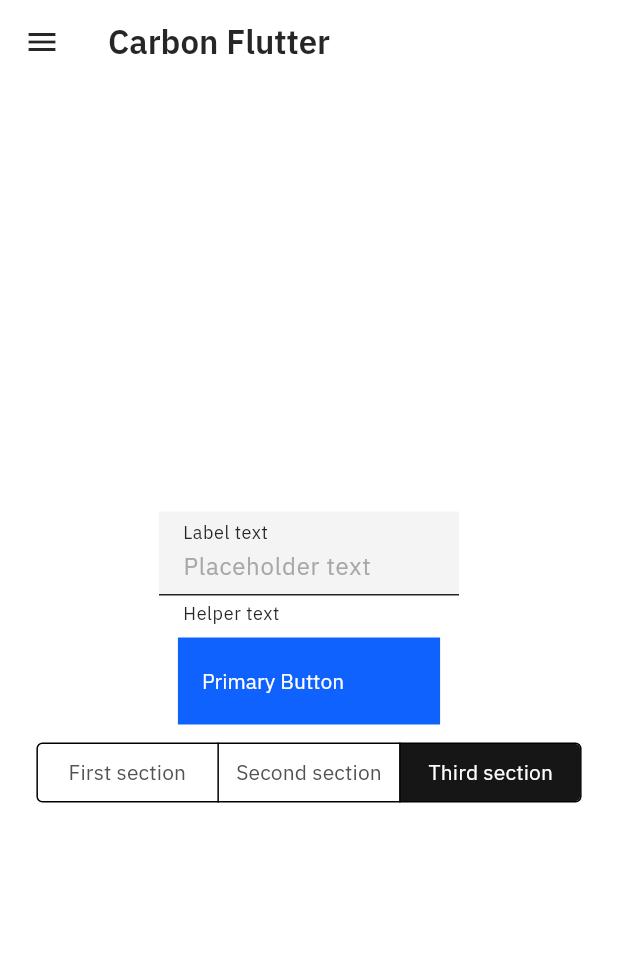
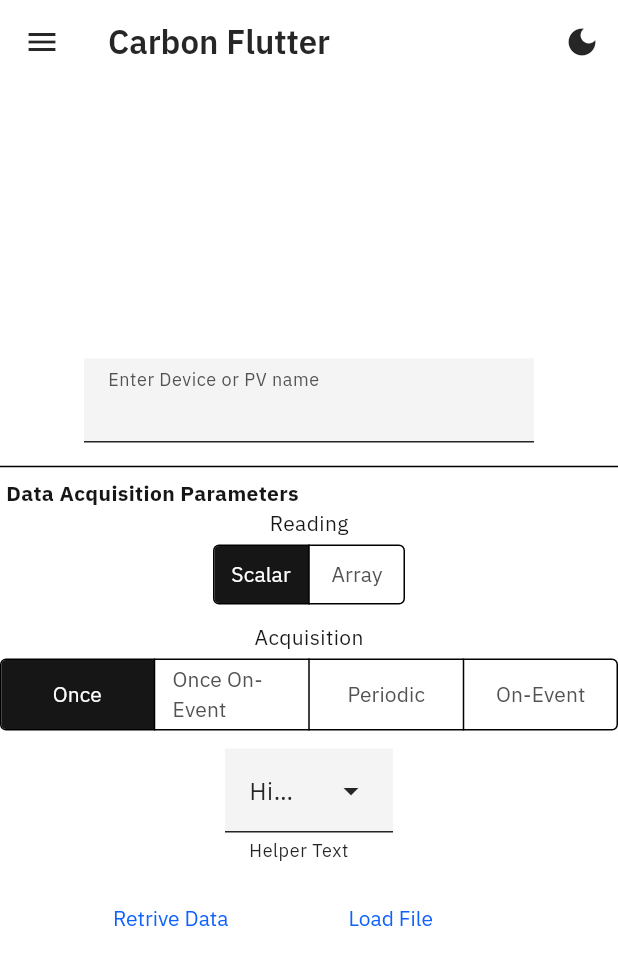
Before and after one commit to mguzman04/carbon-flutter, a Flutter app: the screen it shows after launch, on a phone screen of 412 x 824 dp. Shown: the top 965 px of the screen. Run offline on Flutter 3.47's test engine with Material 3 defaults, Android fonts, the phone set to English and light mode, and no system bars; project files that could hold a hidden picture were left out.

Commit message:
feat: Initial work on dropdown menu

```diff
--- a/example/lib/main.dart
+++ b/example/lib/main.dart
@@ -26,6 +26,7 @@ class MyApp extends StatelessWidget {
             colorScheme: ColorScheme.light(
               brightness: Brightness.light,
               primary: carbonBlue60,
+              // primary: carbonTheme.buttonPrimary,
               onPrimary: carbonWhite,
               secondary: carbonGray90,
               onSecondary: carbonWhite,
@@ -54,6 +55,7 @@ class MyApp extends StatelessWidget {
           themeMode:
               themeNotifier.themeMode, // Use the themeMode from the notifier
           home: const MyHomePage(title: 'Carbon Flutter'),
+          debugShowCheckedModeBanner: false,
         );
       },
     );
@@ -109,42 +111,86 @@ class _MyHomePageState extends State<MyHomePage> {
 
   @override
   Widget build(BuildContext context) {
+    final carbonTheme = Theme.of(context).extension<CarbonTheme>()!;
     return Scaffold(
       appBar: AppBar(
         backgroundColor: Theme.of(context).colorScheme.surface,
         title: Text(widget.title),
+        actions: [
+          IconButton(
+            onPressed: () => themeNotifier.toggleTheme(),
+            icon: Icon(
+              themeNotifier.themeMode == ThemeMode.dark
+                  ? Icons.light_mode
+                  : Icons.dark_mode,
+            ),
+          ),
+        ],
       ),
       drawer: Drawer(
         shape: RoundedRectangleBorder(borderRadius: BorderRadius.circular(0.0)),
-        child: IconButton(
-          onPressed: () => themeNotifier.toggleTheme(),
-          icon: Icon(
-            themeNotifier.themeMode == ThemeMode.dark
-                ? Icons.light_mode
-                : Icons.dark_mode,
-          ),
-        ),
       ),
       body: Center(
         child: Column(
           mainAxisAlignment: MainAxisAlignment.center,
           children: <Widget>[
             SizedBox(
-              width: 200.0, // Set your desired width
-              child: CarbonTextInput(),
+              width: 300.0, // Set your desired width
+              child: CarbonTextInput(labelText: 'Enter Device or PV name'),
             ),
             Padding(
               padding: EdgeInsetsGeometry.directional(top: 4.0, bottom: 4.0),
             ),
-            CarbonElevatedButton(
-              label: 'Primary Button',
-              onPressed: () => print('Carbon button pressed'),
-              type: CarbonButtonType.primary,
+            Divider(),
+            Row(
+              mainAxisAlignment: MainAxisAlignment.start,
+              children: [
+                Padding(padding: EdgeInsetsGeometry.directional(start: 4.0)),
+                Text(
+                  'Data Acquisition Parameters',
+                  style: TextStyle(
+                    color: carbonTheme.textPrimary,
+                    fontWeight: FontWeight.bold,
+                  ),
+                ),
+              ],
             ),
+            Text(
+              'Reading',
+              style: TextStyle(color: carbonTheme.textPrimary),
+              textAlign: TextAlign.start,
+            ),
+            ReadingSwitch(),
             Padding(
               padding: EdgeInsetsGeometry.directional(top: 4.0, bottom: 4.0),
             ),
-            ContextSwitch(),
+            Text(
+              'Acquisition',
+              style: TextStyle(color: carbonTheme.textPrimary),
+            ),
+            AcquisitionSwitch(),
+            Padding(
+              padding: EdgeInsetsGeometry.directional(top: 4.0, bottom: 4.0),
+            ),
+            CarbonDropdown(),
+            Padding(
+              padding: EdgeInsetsGeometry.directional(top: 4.0, bottom: 4.0),
+            ),
+            Row(
+              mainAxisAlignment: MainAxisAlignment.center,
+              children: [
+                CarbonElevatedButton(
+                  label: 'Retrive Data',
+                  onPressed: () => print('Retrieving Data'),
+                  type: CarbonButtonType.ghost,
+                ),
+                CarbonElevatedButton(
+                  label: 'Load File',
+                  onPressed: () => print('Loading File'),
+                  type: CarbonButtonType.ghost,
+                ),
+              ],
+            ),
           ],
         ),
       ),
@@ -152,15 +198,15 @@ class _MyHomePageState extends State<MyHomePage> {
   }
 }
 
-class ContextSwitch extends StatefulWidget {
-  const ContextSwitch({super.key});
+class ReadingSwitch extends StatefulWidget {
+  const ReadingSwitch({super.key});
 
   @override
-  State<ContextSwitch> createState() => _ContextSwitchState();
+  State<ReadingSwitch> createState() => _ReadingSwitchState();
 }
 
-class _ContextSwitchState extends State<ContextSwitch> {
-  var selectedSegment = 2;
+class _ReadingSwitchState extends State<ReadingSwitch> {
+  var selectedSegment = 0;
 
   @override
   Widget build(BuildContext context) {
@@ -169,11 +215,37 @@ class _ContextSwitchState extends State<ContextSwitch> {
         setState(() => selectedSegment = newSelection.first);
       },
       segments: [
-        ButtonSegment(value: 0, label: const Text('First section')),
-        ButtonSegment(value: 1, label: const Text('Second section')),
-        ButtonSegment(value: 2, label: const Text('Third section')),
+        ButtonSegment(value: 0, label: const Text('Scalar')),
+        ButtonSegment(value: 1, label: const Text('Array')),
       ],
       selected: {selectedSegment},
     );
   }
 }
+
+class AcquisitionSwitch extends StatefulWidget {
+  const AcquisitionSwitch({super.key});
+
+  @override
+  State<AcquisitionSwitch> createState() => _AcquisitionSwitchState();
+}
+
+class _AcquisitionSwitchState extends State<AcquisitionSwitch> {
+  var selectedSegment = 0;
+
+  @override
+  Widget build(BuildContext context) {
+    return CarbonContextSwitch(
+      onSelectionChanged: (Set<dynamic> newSelection) {
+        setState(() => selectedSegment = newSelection.first);
+      },
+      segments: [
+        ButtonSegment(value: 0, label: const Text('Once')),
+        ButtonSegment(value: 1, label: const Text('Once On-Event')),
+        ButtonSegment(value: 2, label: const Text('Periodic')),
+        ButtonSegment(value: 3, label: const Text('On-Event')),
+      ],
+      selected: {selectedSegment},
+    );
+  }
+}
--- /dev/null
+++ b/lib/src/widgets/carbon_dropdown.dart
@@ -0,0 +1,21 @@
+import 'package:flutter/material.dart';
+import 'package:carbon_flutter/src/themes/colors.dart';
+
+class CarbonDropdown extends StatelessWidget {
+  const CarbonDropdown({super.key});
+
+  @override
+  Widget build(BuildContext context) {
+    final carbonTheme = Theme.of(context).extension<CarbonTheme>()!;
+    return DropdownMenu(
+      hintText: 'Hint Text',
+      helperText: 'Helper Text',
+      dropdownMenuEntries: [],
+      inputDecorationTheme: InputDecorationTheme(
+        filled: true,
+        fillColor: carbonTheme.field01,
+        border: UnderlineInputBorder(borderRadius: BorderRadius.zero),
+      ),
+    );
+  }
+}
--- a/lib/src/widgets/carbon_text_input.dart
+++ b/lib/src/widgets/carbon_text_input.dart
@@ -22,11 +22,12 @@ class CarbonTextInput extends StatelessWidget {
       cursorColor: carbonTheme.textPrimary,
       cursorWidth: 1.0,
       decoration: InputDecoration(
-        labelText: 'Label text',
+        labelText: labelText,
+        labelStyle: TextStyle(color: carbonTheme.textSecondary),
         floatingLabelBehavior: FloatingLabelBehavior.always,
-        hintText: 'Placeholder text',
+        hintText: placeholderText,
         hintStyle: TextStyle(color: carbonTheme.textPlaceholder),
-        helperText: 'Helper text',
+        helperText: helperText,
         fillColor: carbonTheme.field01,
         filled: true,
         border: UnderlineInputBorder(
--- a/lib/widgets.dart
+++ b/lib/widgets.dart
@@ -1,3 +1,4 @@
 export 'src/widgets/carbon_buttons.dart';
 export 'src/widgets/carbon_context_switch.dart';
 export 'src/widgets/carbon_text_input.dart';
+export 'src/widgets/carbon_dropdown.dart';
```
